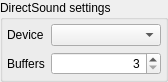
The window that apps/zxtune-qt/ui/preferences/sound_win32.ui (vitamin-caig/zxtune) describes before a commit, drawn with Qt 5.
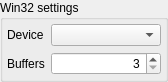
The same window after the commit.

Diff of the .ui file:
```diff
--- a/apps/zxtune-qt/ui/preferences/sound_win32.ui
+++ b/apps/zxtune-qt/ui/preferences/sound_win32.ui
@@ -20,7 +20,7 @@
    <item row="0" column="0">
     <widget class="QGroupBox" name="nameGroup">
      <property name="title">
-      <string>DirectSound settings</string>
+      <string>Win32 settings</string>
      </property>
      <layout class="QGridLayout" name="gridLayout_2">
       <property name="margin">
```
Left out of the diff: 3 changed lines with no effect on the pictures.
